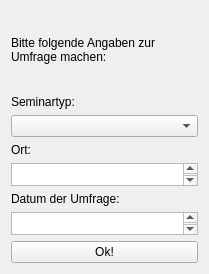
Qt form windows/datainputpopup.ui (farrutapps/AFZApp) before a commit.
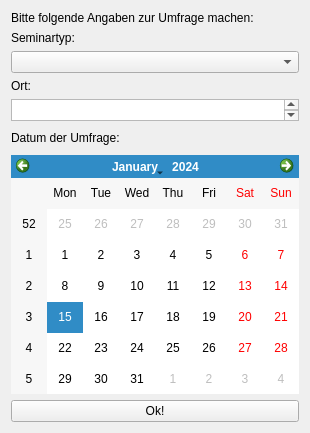
The same form after that commit.

Diff of the .ui file:
```diff
--- a/windows/datainputpopup.ui
+++ b/windows/datainputpopup.ui
@@ -6,8 +6,8 @@
    <rect>
     <x>0</x>
     <y>0</y>
-    <width>209</width>
-    <height>274</height>
+    <width>310</width>
+    <height>433</height>
    </rect>
   </property>
   <property name="windowTitle">
@@ -50,11 +50,17 @@
        <item>
         <widget class="QLabel" name="label_2">
          <property name="sizePolicy">
-          <sizepolicy hsizetype="Minimum" vsizetype="Minimum">
+          <sizepolicy hsizetype="Fixed" vsizetype="Fixed">
            <horstretch>0</horstretch>
            <verstretch>0</verstretch>
           </sizepolicy>
          </property>
+         <property name="maximumSize">
+          <size>
+           <width>16777215</width>
+           <height>22</height>
+          </size>
+         </property>
          <property name="text">
           <string>Ort:</string>
          </property>
@@ -63,15 +69,21 @@
        <item>
         <widget class="QPlainTextEdit" name="LocationInput">
          <property name="sizePolicy">
-          <sizepolicy hsizetype="Preferred" vsizetype="Preferred">
+          <sizepolicy hsizetype="Preferred" vsizetype="Maximum">
            <horstretch>0</horstretch>
            <verstretch>0</verstretch>
           </sizepolicy>
          </property>
+         <property name="minimumSize">
+          <size>
+           <width>0</width>
+           <height>22</height>
+          </size>
+         </property>
          <property name="maximumSize">
           <size>
            <width>16777215</width>
-           <height>23</height>
+           <height>22</height>
           </size>
          </property>
         </widget>
@@ -79,31 +91,33 @@
        <item>
         <widget class="QLabel" name="label_3">
          <property name="sizePolicy">
-          <sizepolicy hsizetype="Minimum" vsizetype="Minimum">
+          <sizepolicy hsizetype="Fixed" vsizetype="Fixed">
            <horstretch>0</horstretch>
            <verstretch>0</verstretch>
           </sizepolicy>
          </property>
+         <property name="minimumSize">
+          <size>
+           <width>0</width>
+           <height>22</height>
+          </size>
+         </property>
+         <property name="maximumSize">
+          <size>
+           <width>16777215</width>
+           <height>22</height>
+          </size>
+         </property>
          <property name="text">
           <string>Datum der Umfrage:</string>
          </property>
+         <property name="wordWrap">
+          <bool>true</bool>
+         </property>
         </widget>
        </item>
        <item>
-        <widget class="QPlainTextEdit" name="DateInput">
-         <property name="sizePolicy">
-          <sizepolicy hsizetype="Preferred" vsizetype="Preferred">
-           <horstretch>0</horstretch>
-           <verstretch>0</verstretch>
-          </sizepolicy>
-         </property>
-         <property name="maximumSize">
-          <size>
-           <width>16777215</width>
-           <height>23</height>
-          </size>
-         </property>
-        </widget>
+        <widget class="QCalendarWidget" name="CalendarWidget"/>
        </item>
        <item>
         <widget class="QPushButton" name="OkButton">
```
